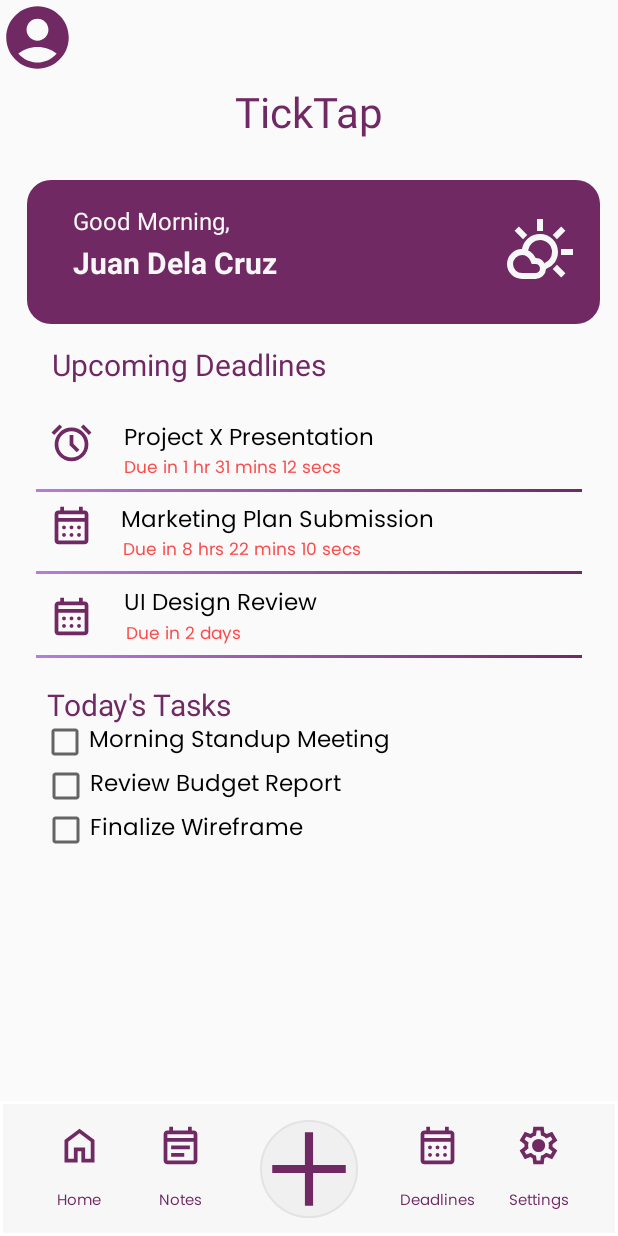
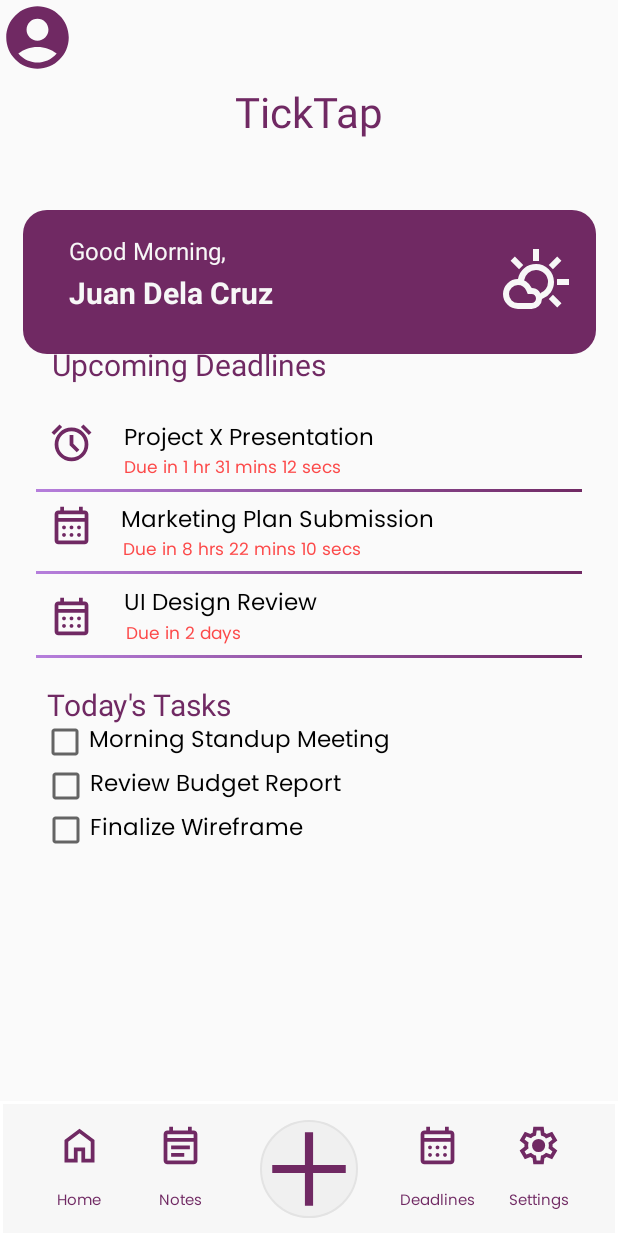
Before and after one commit to moninapatino/ticktap, an Android app built with Jetpack Compose: the layout homepage.xml on its own in the app's theme, with its tools: preview values and no code run, on a phone screen of 412 x 824 dp. Run offline under Robolectric (Android 15) with nearby library versions, the light colour scheme and no system bars; Roboto replaces fonts that are not available here.

Commit message:
added homepage.xml

```diff
--- a/app/src/main/java/com/example/ticktap/MainActivity.kt
+++ b/app/src/main/java/com/example/ticktap/MainActivity.kt
@@ -11,7 +11,6 @@ class MainActivity : ComponentActivity() {
         setContentView(R.layout.welcome_page)
 
         val getStartedButton = findViewById<Button>(R.id.getstarted_button)
-        val registerButton = findViewById<Button>(R.id.register_button)
 
         // Navigate to SignUpPage
         getStartedButton.setOnClickListener {
--- a/app/src/main/res/layout/homepage.xml
+++ b/app/src/main/res/layout/homepage.xml
@@ -284,17 +284,17 @@
         android:layout_height="96dp"
         android:background="@drawable/rounded_card"
         android:padding="16dp"
+        android:layout_marginStart="16dp"
+        android:layout_marginEnd="16dp"
+        android:layout_marginTop="24dp"
         app:layout_constraintBottom_toBottomOf="parent"
         app:layout_constraintEnd_toEndOf="parent"
         app:layout_constraintHorizontal_bias="0.592"
-        app:layout_constraintMarginEnd="16dp"
-        app:layout_constraintMarginStart="16dp"
-        app:layout_constraintMarginTop="24dp"
         app:layout_constraintStart_toStartOf="parent"
         app:layout_constraintTop_toTopOf="parent"
         app:layout_constraintVertical_bias="0.165">
 
-        <!-- Greeting Text -->
+    <!-- Greeting Text -->
 
         <TextView
             android:id="@+id/greeting_text"
```
